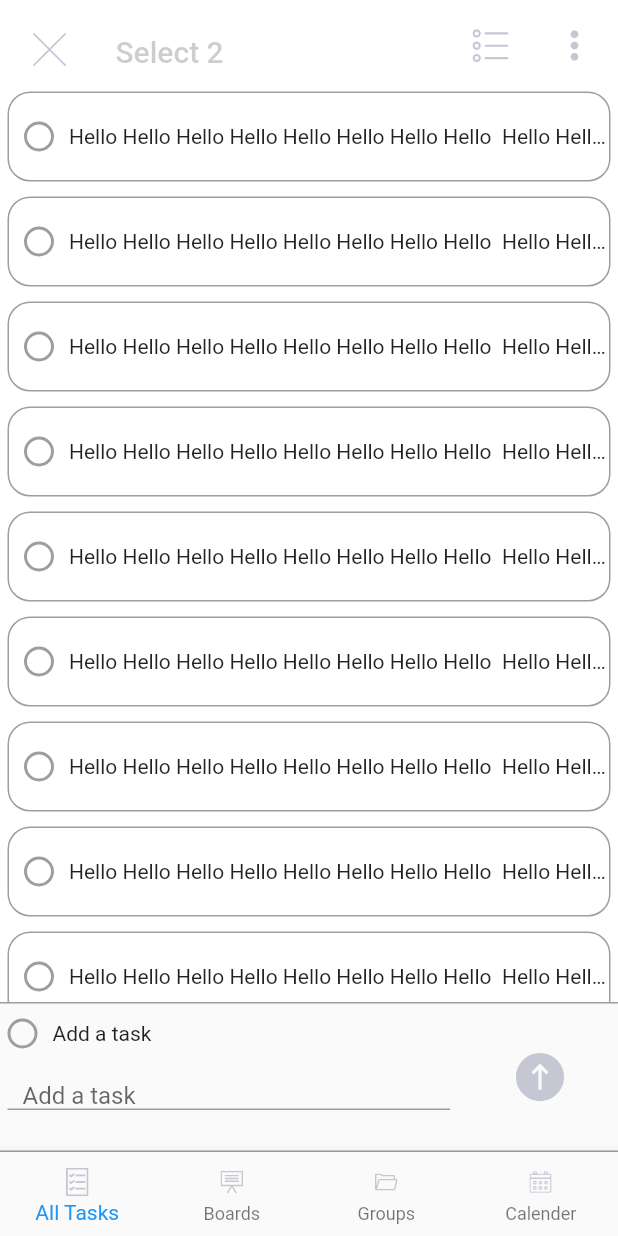
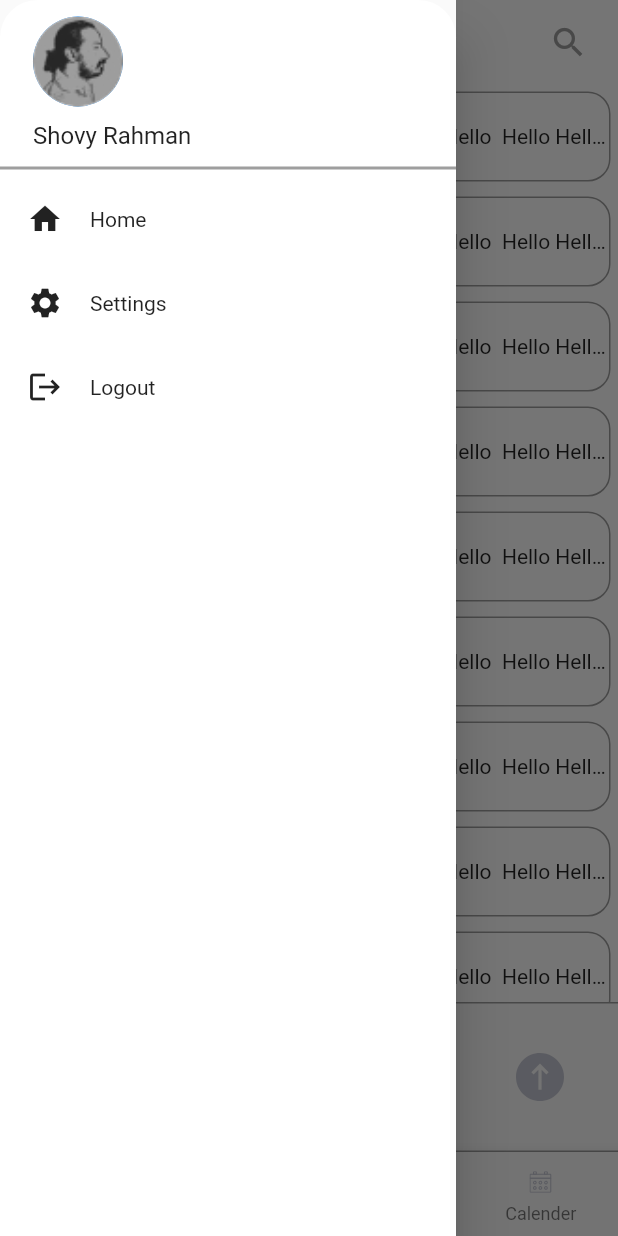
Before and after one commit to mdRazunMia/flutter-task-management, a Flutter app: the TaskScreen screen opened by its route, with the side drawer open (before the commit the screen has no drawer), on a phone screen of 412 x 824 dp. Run offline on Flutter 3.47's test engine with Material 2 defaults, Android fonts, the phone set to English and light mode, and no system bars; our stand-ins replace dropdown_button2, flutter_speed_dial, flutter_svg, get.

Commit message:
Add drawer in the task list screen with expected design.

```diff
--- a/lib/screens/taskScreen.dart
+++ b/lib/screens/taskScreen.dart
@@ -11,7 +11,7 @@ class TaskScreen extends StatefulWidget {
 }
 
 class _TaskScreenState extends State<TaskScreen> {
-  bool selectedMode = true;
+  bool selectedMode = false;
 
   int selectedBottomNavigationIndex = 0;
 
@@ -1295,20 +1295,22 @@ class _TaskScreenState extends State<TaskScreen> {
               ],
             )
           : AppBar(
+              iconTheme:
+                  const IconThemeData(color: Color.fromRGBO(197, 199, 211, 1)),
               elevation: 0.0,
-              leading: Padding(
-                padding: const EdgeInsets.only(right: 20.0),
-                child: GestureDetector(
-                  onTap: () {
-                    Get.back();
-                  },
-                  child: const Icon(
-                    Icons.arrow_back,
-                    size: 26.0,
-                    color: Colors.grey,
-                  ),
-                ),
-              ),
+              // leading: Padding(
+              //   padding: const EdgeInsets.only(right: 20.0),
+              //   child: GestureDetector(
+              //     onTap: () {
+              //       Get.back();
+              //     },
+              //     child: const Icon(
+              //       Icons.arrow_back,
+              //       size: 26.0,
+              //       color: Colors.grey,
+              //     ),
+              //   ),
+              // ),
               backgroundColor: Colors.white,
               title: const Text(
                 "Tasks",
@@ -1332,6 +1334,155 @@ class _TaskScreenState extends State<TaskScreen> {
                 )
               ],
             ),
+      drawer: Drawer(
+        child: SafeArea(
+          child: Container(
+            height: height - 99,
+            width: width,
+            decoration: const BoxDecoration(
+              color: const Color.fromRGBO(255, 255, 255, 1),
+              borderRadius: BorderRadius.only(
+                topLeft: Radius.circular(25.0),
+                topRight: Radius.circular(25.0),
+              ),
+            ),
+            alignment: Alignment.topCenter,
+            child: Column(
+              mainAxisAlignment: MainAxisAlignment.start,
+              crossAxisAlignment: CrossAxisAlignment.start,
+              children: [
+                Container(
+                  height: 100,
+                  width: width,
+                  margin: const EdgeInsets.only(left: 22, top: 11),
+                  child: Column(
+                    mainAxisAlignment: MainAxisAlignment.start,
+                    crossAxisAlignment: CrossAxisAlignment.start,
+                    children: [
+                      CircleAvatar(
+                        radius: 30,
+                        backgroundImage:
+                            Image.asset("assets/images/shovy.jpg").image,
+                      ),
+                      const SizedBox(
+                        height: 10,
+                      ),
+                      Container(
+                        height: 30,
+                        width: width,
+                        child: const Text(
+                          "Shovy Rahman",
+                          style: TextStyle(
+                            fontSize: 16,
+                          ),
+                        ),
+                      ),
+                    ],
+                  ),
+                ),
+                Container(
+                  height: 2,
+                  width: width,
+                  color: Colors.grey,
+                ),
+                const SizedBox(
+                  height: 5,
+                ),
+                GestureDetector(
+                  onTap: () => Get.offNamed('/homeScreen'),
+                  child: Container(
+                    height: 56,
+                    width: width,
+                    margin: const EdgeInsets.only(
+                      left: 10,
+                    ),
+                    child: Row(
+                      children: [
+                        Container(
+                          width: 40,
+                          child: const Icon(Icons.home),
+                        ),
+                        const SizedBox(
+                          width: 10,
+                        ),
+                        Container(
+                          width: 40,
+                          child: const Text(
+                            "Home",
+                            style: TextStyle(
+                              fontSize: 14,
+                            ),
+                          ),
+                        ),
+                      ],
+                    ),
+                  ),
+                ),
+                GestureDetector(
+                  onTap: (() => print("Setting has been pressed.")),
+                  child: Container(
+                    height: 56,
+                    width: width,
+                    margin: const EdgeInsets.only(
+                      left: 10,
+                    ),
+                    child: Row(
+                      children: [
+                        Container(
+                          width: 40,
+                          child: const Icon(Icons.settings),
+                        ),
+                        const SizedBox(
+                          width: 10,
+                        ),
+                        Container(
+                          width: 60,
+                          child: const Text(
+                            "Settings",
+                            style: TextStyle(
+                              fontSize: 14,
+                            ),
+                          ),
+                        ),
+                      ],
+                    ),
+                  ),
+                ),
+                GestureDetector(
+                  onTap: () => print("Logout has been pressed."),
+                  child: Container(
+                    height: 56,
+                    width: width,
+                    margin: const EdgeInsets.only(
+                      left: 10,
+                    ),
+                    child: Row(
+                      children: [
+                        Container(
+                          width: 40,
+                          child: const Icon(Icons.logout),
+                        ),
+                        const SizedBox(
+                          width: 10,
+                        ),
+                        Container(
+                          width: 60,
+                          child: const Text(
+                            "Logout",
+                            style: TextStyle(
+                              fontSize: 14,
+                            ),
+                          ),
+                        ),
+                      ],
+                    ),
+                  ),
+                ),
+              ],
+            ),
+          ),
+        ),
+      ),
       body: SafeArea(
         child: Column(
           mainAxisAlignment: MainAxisAlignment.start,
```
